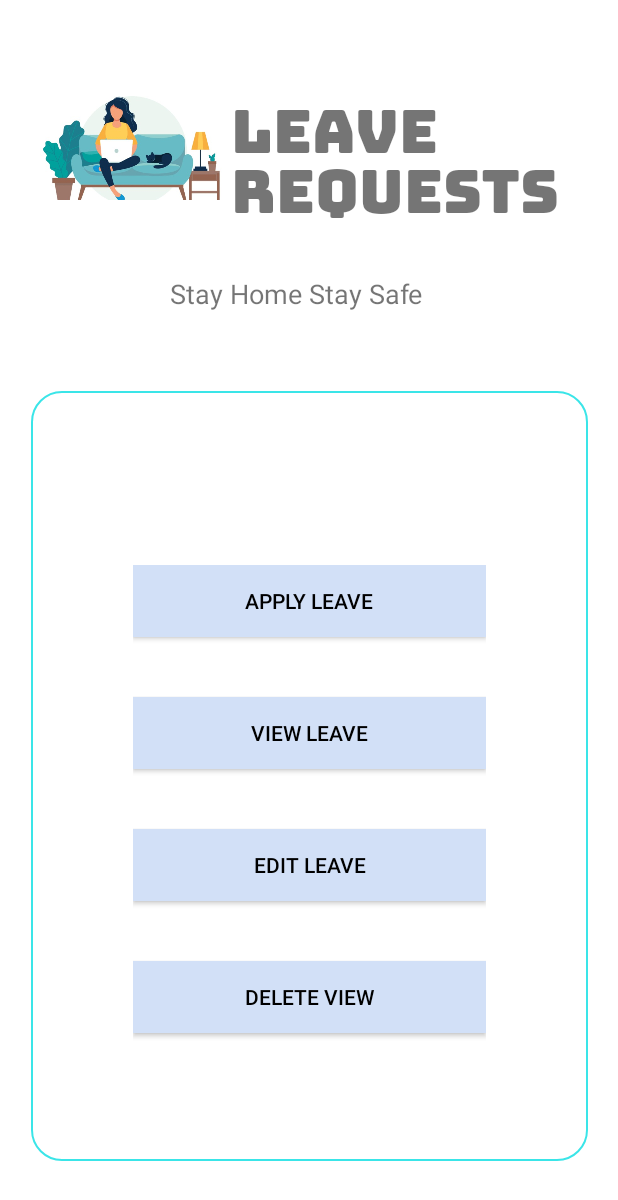
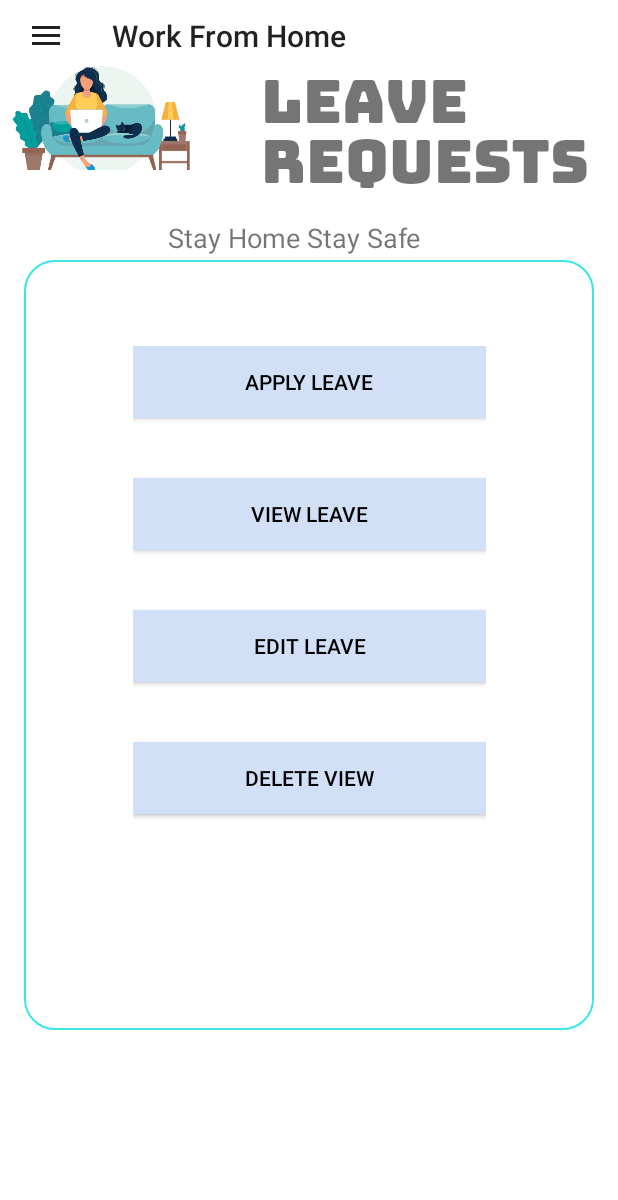
Before and after one commit to MrSavvy98/MADG.17, an Android app: the screen it shows after launch (Leave), in the side drawer, after a tap on "Leave Requests", on a phone screen of 412 x 824 dp. Shown: the top 1200 px of the screen. Run offline under Robolectric (Android 15) with nearby library versions, the phone set to English and light mode, and no system bars; our stand-ins replace Firebase (no records; nobody signed in at launch, a user with empty details on screens opened directly).

Commit message:
navigation drawer added for leave request page

```diff
--- a/app/src/main/AndroidManifest.xml
+++ b/app/src/main/AndroidManifest.xml
@@ -10,7 +10,8 @@
         android:roundIcon="@mipmap/ic_launcher_round"
         android:supportsRtl="true"
         android:theme="@style/AppTheme">
-        <activity android:name=".MainActivity"></activity>
+        <activity android:name=".Attendance"></activity>
+        <activity android:name=".MainActivity" />
         <activity android:name=".UpdateLeave" />
         <activity android:name=".ApplyLeave" />
         <activity android:name=".Leave" />
--- a/app/src/main/java/com/example/workfromhome/Home.java
+++ b/app/src/main/java/com/example/workfromhome/Home.java
@@ -40,8 +40,14 @@ public class Home extends AppCompatActivity implements NavigationView.OnNavigati
         drawerLayout = findViewById(R.id.drawer_layout);
         navigationView = findViewById(R.id.nav_view);
         toolbar = findViewById(R.id.toolbar);
+
+        //clickable cardView
+        profile = findViewById(R.id.profileCard);
+        attendance = findViewById(R.id.attendanceCard);
         leave = findViewById(R.id.leaveCard);
         viewtasks = findViewById(R.id.taskCard);
+        progress = findViewById(R.id.progressCard);
+        aboutus = findViewById(R.id.aboutusCard);
 
         //toolbar
         setSupportActionBar(toolbar);
@@ -88,39 +94,39 @@ public class Home extends AppCompatActivity implements NavigationView.OnNavigati
 
 
 
-//        profile.setOnClickListener(new View.OnClickListener() {
-//            @Override
-//            public void onClick(View view) {
-////                Intent i = new Intent(Home.this, .class);
-////                startActivity(i);
-//            }
-//        });
-//
-//        attendance.setOnClickListener(new View.OnClickListener() {
-//            @Override
-//            public void onClick(View view) {
-////                Intent i = new Intent(Home.this, .class);
-////                startActivity(i);
-//            }
-//        });
-//
+        profile.setOnClickListener(new View.OnClickListener() {
+            @Override
+            public void onClick(View view) {
+//                Intent i = new Intent(Home.this, .class);
+//                startActivity(i);
+            }
+        });
+
+        attendance.setOnClickListener(new View.OnClickListener() {
+            @Override
+            public void onClick(View view) {
+                Intent i = new Intent(Home.this, Attendance.class);
+                startActivity(i);
+            }
+        });
 
 
-//        progress.setOnClickListener(new View.OnClickListener() {
-//            @Override
-//            public void onClick(View view) {
-////                Intent i = new Intent(Home.this, .class);
-////                startActivity(i);
-//            }
-//        });
-//
-//        aboutus.setOnClickListener(new View.OnClickListener() {
-//            @Override
-//            public void onClick(View view) {
-////                Intent i = new Intent(Home.this, .class);
-////                startActivity(i);
-//            }
-//        });
+
+        progress.setOnClickListener(new View.OnClickListener() {
+            @Override
+            public void onClick(View view) {
+//                Intent i = new Intent(Home.this, .class);
+//                startActivity(i);
+            }
+        });
+
+        aboutus.setOnClickListener(new View.OnClickListener() {
+            @Override
+            public void onClick(View view) {
+//                Intent i = new Intent(Home.this, .class);
+//                startActivity(i);
+            }
+        });
 
     }
 
--- a/app/src/main/java/com/example/workfromhome/Leave.java
+++ b/app/src/main/java/com/example/workfromhome/Leave.java
@@ -1,13 +1,28 @@
 package com.example.workfromhome;
 
+import androidx.annotation.NonNull;
+import androidx.appcompat.app.ActionBarDrawerToggle;
 import androidx.appcompat.app.AppCompatActivity;
+import androidx.appcompat.widget.Toolbar;
+import androidx.core.view.GravityCompat;
+import androidx.drawerlayout.widget.DrawerLayout;
 
 import android.content.Intent;
 import android.os.Bundle;
+import android.view.Menu;
+import android.view.MenuItem;
 import android.view.View;
 import android.widget.Button;
+import android.widget.Toast;
 
-public class Leave extends AppCompatActivity {
+import com.google.android.material.navigation.NavigationView;
+
+public class Leave extends AppCompatActivity implements NavigationView.OnNavigationItemSelectedListener {
+
+    //variable declaration
+    DrawerLayout drawerLayout;
+    NavigationView navigationView;
+    Toolbar toolbar;
 
     @Override
     protected void onCreate(Bundle savedInstanceState) {
@@ -18,6 +33,37 @@ public class Leave extends AppCompatActivity {
         Button b2 = (Button) findViewById(R.id.btn_view_leave);
         Button b3 = (Button) findViewById(R.id.btn_edit_leave);
         Button b4 = (Button) findViewById(R.id.btn_delete_leave);
+
+        //hooks
+
+        drawerLayout = findViewById(R.id.drawer_layout1);
+        navigationView = findViewById(R.id.nav_view1);
+        toolbar = findViewById(R.id.toolbar1);
+
+        //toolbar
+        setSupportActionBar(toolbar);
+
+        //navigation Drawer menu
+
+        //Hide or show items
+
+        Menu menu = navigationView.getMenu();
+        menu.findItem(R.id.nav_login).setVisible(false);
+        menu.findItem(R.id.nav_profile).setVisible(true);
+
+
+        navigationView.bringToFront();
+        ActionBarDrawerToggle toggle = new ActionBarDrawerToggle(this, drawerLayout, toolbar, R.string.navigation_drawer_open, R.string.navigation_drawer_close);
+        drawerLayout.addDrawerListener(toggle);
+        toggle.syncState();
+
+        //make the  menu icons  clickable
+
+        navigationView.setNavigationItemSelectedListener(this);
+
+        //default home from the navigation menu
+
+        navigationView.setCheckedItem(R.id.nav_leave);
 
 
         b1.setOnClickListener(new View.OnClickListener() {
@@ -39,4 +85,44 @@ public class Leave extends AppCompatActivity {
         Intent i = new Intent(Leave.this, Home.class);
         startActivity(i);
     }
+
+    @Override
+    public boolean onNavigationItemSelected(@NonNull MenuItem item) {
+        switch (item.getItemId()){
+
+            case R.id.nav_logout:
+                Intent login = new Intent(Leave.this, login.class );
+                Toast.makeText(this, "Logging Out", Toast.LENGTH_SHORT).show();
+                startActivity(login);
+                break;
+
+            case R.id.nav_viewTasks:
+                Intent task = new Intent(Leave.this, MainActivity.class );
+                startActivity(task);
+                break;
+
+            case R.id.nav_attendance:
+                Intent att = new Intent(Leave.this, Attendance.class );
+                startActivity(att);
+                break;
+
+            case R.id.nav_home:
+                Intent intent = new Intent(Leave.this, Home.class );
+                startActivity(intent);
+                break;
+
+            case R.id.nav_leave:
+
+                break;
+
+            case  R.id.nav_share:
+                Toast.makeText(this, "Share", Toast.LENGTH_SHORT).show();
+                break;
+
+        }
+
+        drawerLayout.closeDrawer(GravityCompat.START);
+
+        return true;
+    }
 }
--- a/app/src/main/res/layout/activity_leave.xml
+++ b/app/src/main/res/layout/activity_leave.xml
@@ -1,25 +1,61 @@
 <?xml version="1.0" encoding="utf-8"?>
-<androidx.constraintlayout.widget.ConstraintLayout xmlns:android="http://schemas.android.com/apk/res/android"
+<androidx.drawerlayout.widget.DrawerLayout xmlns:android="http://schemas.android.com/apk/res/android"
     xmlns:app="http://schemas.android.com/apk/res-auto"
     xmlns:tools="http://schemas.android.com/tools"
+    android:id="@+id/drawer_layout1"
     android:layout_width="match_parent"
     android:layout_height="match_parent"
-    android:background="#fff"
+    android:background="#FFFFFF"
     android:orientation="vertical"
-    android:padding="20dp"
-    tools:context=".Leave">
+    tools:context=".Leave"
+    android:fitsSystemWindows="true"
+    tools:openDrawer="start">
 
+    <com.google.android.material.navigation.NavigationView
+        android:layout_width="wrap_content"
+        android:layout_height="match_parent"
+        android:id="@+id/nav_view1"
+        app:headerLayout="@layout/header"
+        app:menu="@menu/main_menu"
+        android:layout_gravity="start"
+        />
+
+    <ScrollView
+        android:layout_width="match_parent"
+        android:layout_height="match_parent">
+
+    <androidx.constraintlayout.widget.ConstraintLayout
+        android:layout_width="match_parent"
+        android:layout_height="wrap_content">
+
+    <androidx.appcompat.widget.Toolbar
+        android:id="@+id/toolbar1"
+        android:layout_width="407dp"
+        android:layout_height="44dp"
+        android:layout_marginTop="2dp"
+        android:layout_marginBottom="10dp"
+        android:background="#FFFFFF"
+        android:minHeight="?attr/actionBarSize"
+        android:theme="?attr/actionBarTheme"
+        app:layout_constraintEnd_toEndOf="parent"
+        app:layout_constraintStart_toStartOf="parent"
+        app:layout_constraintTop_toTopOf="parent"
+        app:navigationIcon="@drawable/menu" />
 
         <View
             android:id="@+id/view2"
-        android:layout_width="371dp"
+            android:layout_width="match_parent"
             android:layout_height="513dp"
+            android:layout_marginStart="16dp"
+            android:layout_marginTop="32dp"
+
+            android:layout_marginEnd="16dp"
+            android:layout_marginBottom="16dp"
             android:background="@drawable/box"
             app:layout_constraintBottom_toBottomOf="parent"
             app:layout_constraintEnd_toEndOf="parent"
             app:layout_constraintStart_toStartOf="parent"
-        app:layout_constraintTop_toTopOf="parent"
-        app:layout_constraintVertical_bias="0.89" />
+            app:layout_constraintTop_toBottomOf="@+id/imageView2" />
 
     <ImageView
         android:id="@+id/imageView2"
@@ -60,21 +96,22 @@
         <LinearLayout
             android:layout_width="235dp"
             android:layout_height="333dp"
+            android:layout_marginTop="60dp"
             android:layout_marginBottom="64dp"
+            android:orientation="vertical"
             app:layout_constraintBottom_toBottomOf="@+id/view2"
             app:layout_constraintEnd_toEndOf="parent"
             app:layout_constraintStart_toStartOf="parent"
             app:layout_constraintTop_toBottomOf="@+id/textView3"
-        app:layout_constraintVertical_bias="1.0"
-        android:orientation="vertical">
+            app:layout_constraintVertical_bias="0.0">
 
 
             <Button
                 android:id="@+id/btn_add_leave"
                 android:layout_width="match_parent"
                 android:layout_height="wrap_content"
+                android:layout_marginBottom="20dp"
                 android:background="#d2e0f7"
-            android:layout_marginBottom="20dp"
                 android:text="@string/apply_leave"
                 android:textColor="#000"
                 tools:layout_editor_absoluteX="36dp"
@@ -117,4 +154,7 @@
                 tools:layout_editor_absoluteY="417dp" />
 
         </LinearLayout>
+
     </androidx.constraintlayout.widget.ConstraintLayout>
+    </ScrollView>
+</androidx.drawerlayout.widget.DrawerLayout>
```
Also changed, not shown: app/src/main/java/com/example/workfromhome/Attendance.java (added, +14 -0 lines), app/src/main/res/layout/activity_attendance.xml (added, +9 -0 lines), app/src/main/res/layout/activity_home.xml (+20 -6 lines). Lines whose indentation alone changed are shown as unchanged.
